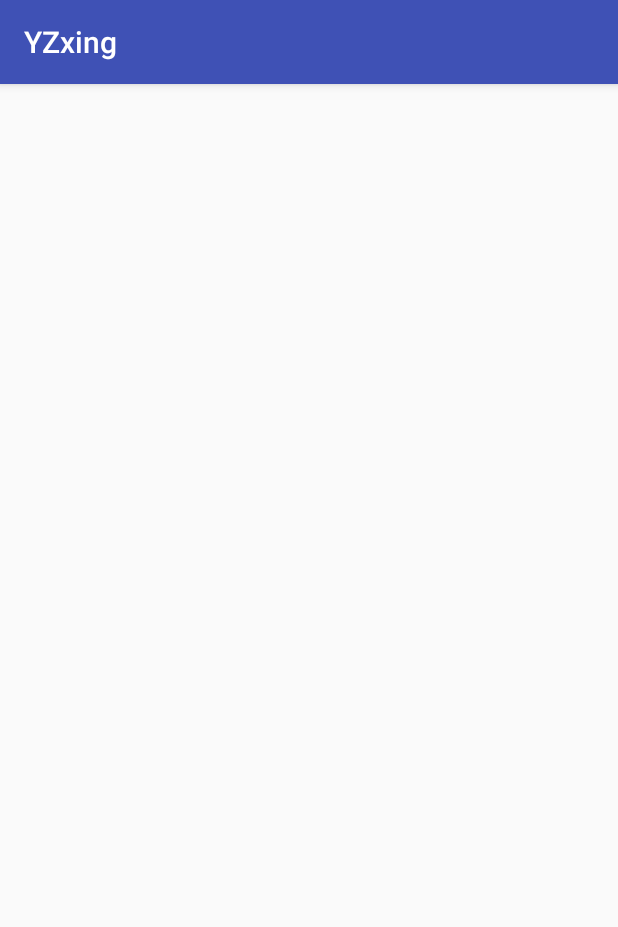
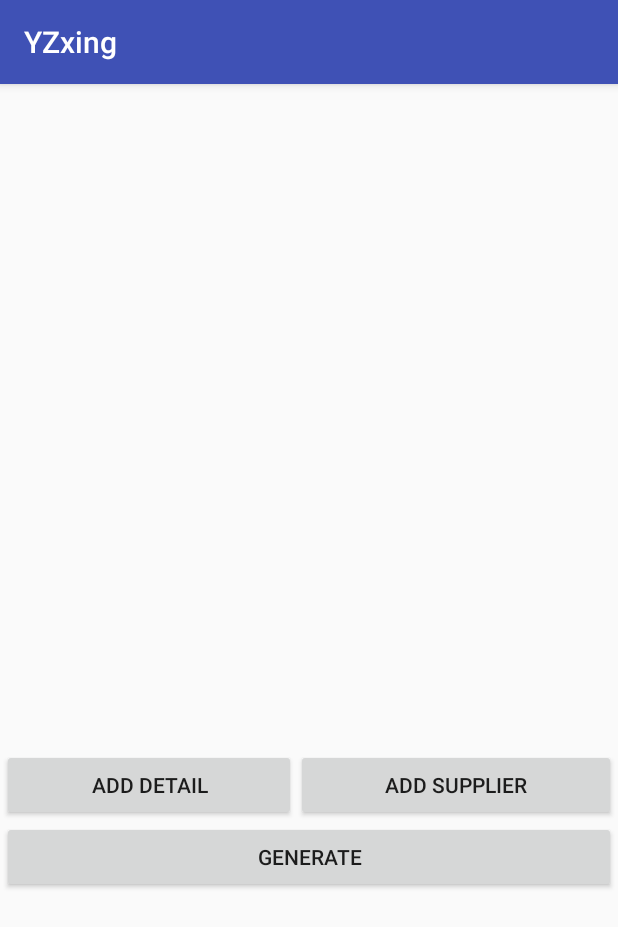
Before and after one commit to jamesliuhk/GS1Hackathon, an Android app: the MainActivity_Producer screen opened directly, with no data from a screen before it, on a phone screen of 412 x 824 dp. Shown: the top 927 px of the screen. Run offline under Robolectric (Android 15) with nearby library versions, the phone set to English and light mode, and no system bars.

Commit message:
完成了部分MainActivity_Producer 添加了三个按钮 Add Supplier按钮为扫码功能，扫码返回值存在 codeList 内

```diff
--- a/app/src/main/java/com/example/yzxing/MainActivity_Producer.java
+++ b/app/src/main/java/com/example/yzxing/MainActivity_Producer.java
@@ -1,18 +1,122 @@
 package com.example.yzxing;
 
+import android.Manifest;
 import android.content.Intent;
+import android.content.pm.PackageManager;
+import android.support.annotation.NonNull;
+import android.support.v4.app.ActivityCompat;
+import android.support.v4.content.ContextCompat;
 import android.support.v7.app.AppCompatActivity;
 import android.os.Bundle;
+import android.view.View;
+import android.widget.Button;
+import android.widget.ListView;
+import android.widget.TextView;
+import android.widget.Toast;
+
+import com.example.qrcode.Constant;
+import com.example.qrcode.ScannerActivity;
+
+import java.util.ArrayList;
 
 public class MainActivity_Producer extends AppCompatActivity {
+
+    private final int REQUEST_PERMISION_CODE_CAMARE = 0;
+    private final int RESULT_REQUEST_CODE = 1;
+    private static final String TAG = "MainActivity_Customer";
+    ArrayList<String > codeList;
+    ListView listView;
+    MyAdapter myAdapter;
+    Button generate, addSupplier, addDetail;
+
+
 
     @Override
     protected void onCreate(Bundle savedInstanceState) {
         super.onCreate(savedInstanceState);
         setContentView(R.layout.activity_main__producer);
 
+        codeList = new ArrayList<>();
+
+        //connect buttons
+        generate = findViewById(R.id.generate);
+        addSupplier = findViewById(R.id.addSupplier);
+        addDetail = findViewById(R.id.addDetail);
+
+        addSupplier.setOnClickListener(mScannerListener);
+
+
         // from ChooseModePage to here
         Intent fromChooseModePage = getIntent();
 
+
+
+    }
+
+    private View.OnClickListener mScannerListener = new View.OnClickListener() {
+        @Override
+        public void onClick(View v) {
+            if (ContextCompat.checkSelfPermission(MainActivity_Producer.this, Manifest.permission.CAMERA) == PackageManager.PERMISSION_GRANTED) {
+                goScanner();
+            } else {
+                ActivityCompat.requestPermissions(MainActivity_Producer.this, new String[]{Manifest.permission.CAMERA}, REQUEST_PERMISION_CODE_CAMARE);
+            }
+        }
+    };
+
+    private void goScanner() {
+        Intent intent = new Intent(this, ScannerActivity.class);
+        //这里可以用intent传递一些参数，比如扫码聚焦框尺寸大小，支持的扫码类型。
+//        //设置扫码框的宽
+//        intent.putExtra(Constant.EXTRA_SCANNER_FRAME_WIDTH, 400);
+//        //设置扫码框的高
+//        intent.putExtra(Constant.EXTRA_SCANNER_FRAME_HEIGHT, 400);
+//        //设置扫码框距顶部的位置
+//        intent.putExtra(Constant.EXTRA_SCANNER_FRAME_TOP_PADDING, 100);
+//        //设置是否启用从相册获取二维码。
+        intent.putExtra(Constant.EXTRA_IS_ENABLE_SCAN_FROM_PIC,true);
+//        Bundle bundle = new Bundle();
+//        //设置支持的扫码类型
+//        bundle.putSerializable(Constant.EXTRA_SCAN_CODE_TYPE, mHashMap);
+//        intent.putExtras(bundle);
+        startActivityForResult(intent, RESULT_REQUEST_CODE);
+    }
+
+    @Override
+    public void onRequestPermissionsResult(int requestCode,
+                                           @NonNull String permissions[], @NonNull int[] grantResults) {
+        switch (requestCode) {
+            case REQUEST_PERMISION_CODE_CAMARE: {
+                if (grantResults.length > 0
+                        && grantResults[0] == PackageManager.PERMISSION_GRANTED) {
+                    goScanner();
+                }
+                return;
+            }
+
+        }
+    }
+
+    @Override
+    protected void onActivityResult(int requestCode, int resultCode, Intent data) {
+        if (resultCode == RESULT_OK) {
+            switch (requestCode) {
+                case RESULT_REQUEST_CODE:
+                    if (data == null) return;
+                    String type = data.getStringExtra(Constant.EXTRA_RESULT_CODE_TYPE);
+                    String content = data.getStringExtra(Constant.EXTRA_RESULT_CONTENT);
+
+                    codeList.add(content);
+
+
+                    Toast.makeText(MainActivity_Producer.this, "codeType:" + type
+                            + "-----content:" + content, Toast.LENGTH_SHORT).show();
+                    break;
+                default:
+                    break;
+
+            }
+        }
+        super.onActivityResult(requestCode, resultCode, data);
     }
 }
--- a/app/src/main/res/layout/activity_main__producer.xml
+++ b/app/src/main/res/layout/activity_main__producer.xml
@@ -6,4 +6,42 @@
     android:layout_height="match_parent"
     tools:context=".MainActivity_Producer">
 
+    <LinearLayout
+        android:id="@+id/linearLayout"
+        android:layout_width="409dp"
+        android:layout_height="259dp"
+        android:orientation="vertical"
+        app:layout_constraintBottom_toBottomOf="parent"
+        app:layout_constraintEnd_toEndOf="parent"
+        app:layout_constraintStart_toStartOf="parent"
+        app:layout_constraintTop_toTopOf="parent"
+        app:layout_constraintVertical_bias="0.872">
+
+        <LinearLayout
+            android:layout_width="match_parent"
+            android:layout_height="wrap_content"
+            android:orientation="horizontal">
+
+            <Button
+                android:id="@+id/addDetail"
+                android:layout_width="wrap_content"
+                android:layout_height="wrap_content"
+                android:layout_weight="1"
+                android:text="Add Detail" />
+
+            <Button
+                android:id="@+id/addSupplier"
+                android:layout_width="wrap_content"
+                android:layout_height="wrap_content"
+                android:layout_weight="1"
+                android:text="Add Supplier" />
+        </LinearLayout>
+
+        <Button
+            android:id="@+id/generate"
+            android:layout_width="match_parent"
+            android:layout_height="wrap_content"
+            android:text="Generate" />
+    </LinearLayout>
+
 </android.support.constraint.ConstraintLayout>
```
